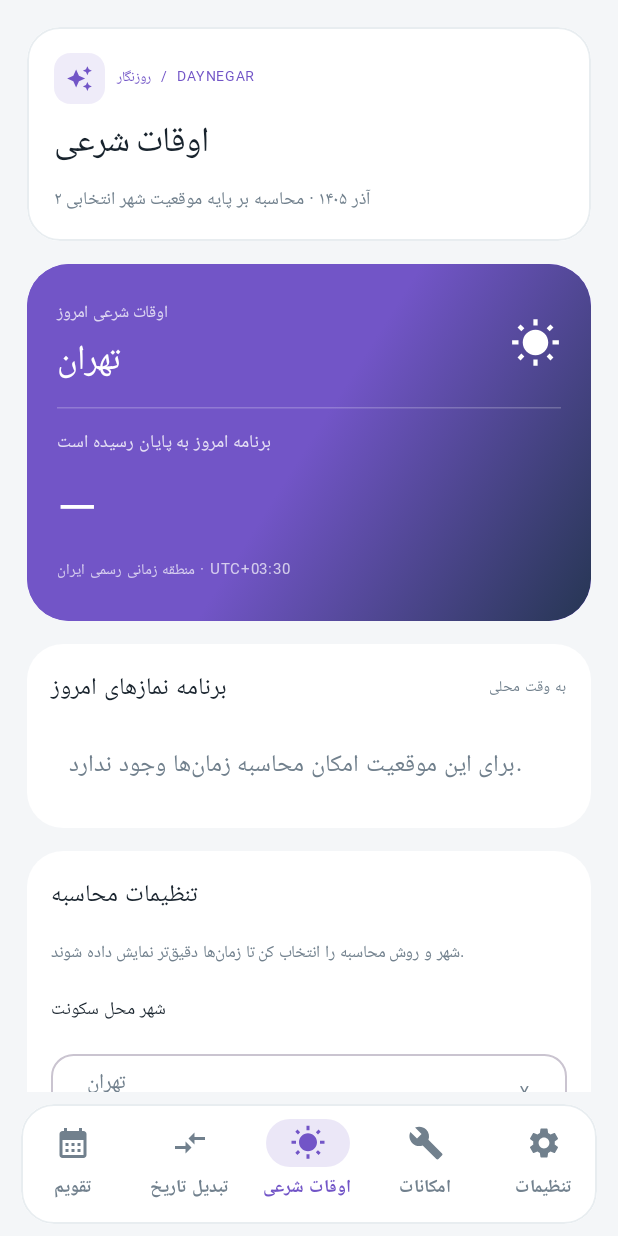
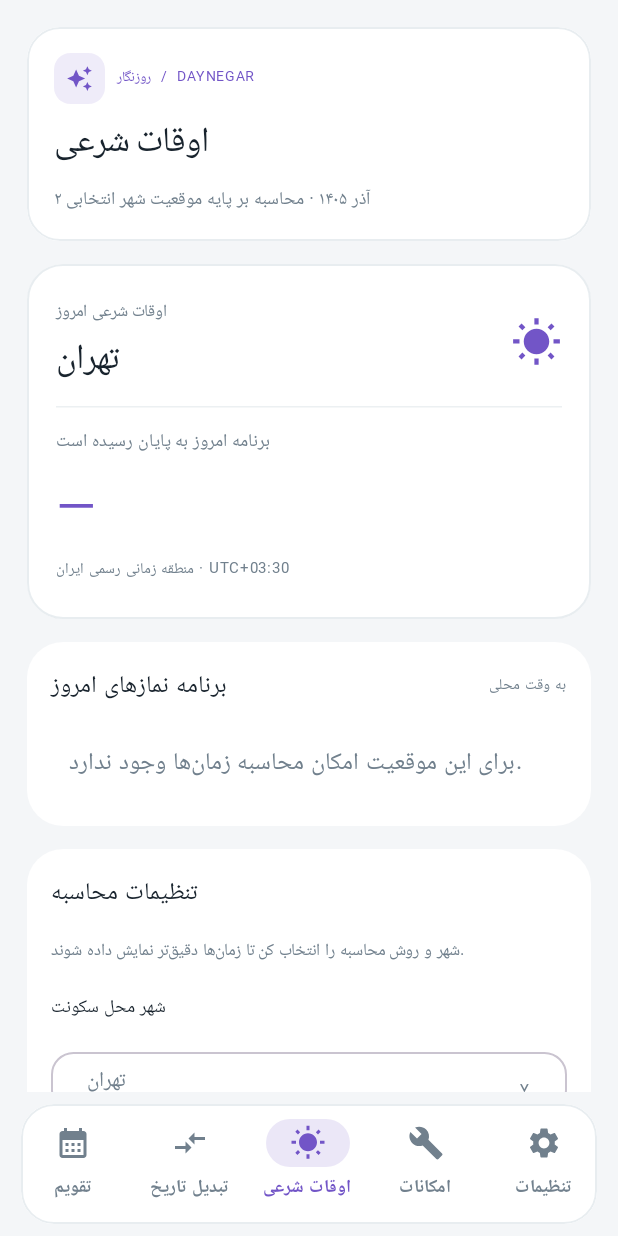
Before and after one commit to mohsen64ehsani-beep/PersianCalendarApp, an Android app built with Jetpack Compose: the screen it shows after launch (MainActivity), item 3 of the bottom bar chosen, on a phone screen of 412 x 824 dp. Run offline under Robolectric (Android 15) with nearby library versions, the phone set to English and light mode, and no system bars; libraries missing offline, so code that uses them is left out: io.github.abdulwaheds.prayertimeplus; Roboto replaces fonts that are not available here; 5 statements that could not run were skipped.

Commit message:
Restyle prayer time highlight as a clean minimal card

```diff
--- a/app/src/main/java/ir/persiancalendar/app/MainActivity.kt
+++ b/app/src/main/java/ir/persiancalendar/app/MainActivity.kt
@@ -1027,20 +1027,20 @@ private fun PrayerTimesPage(accent: Color) {
     val nextPrayer = prayerMoments.firstOrNull { it.atMillis > now }
     Column(Modifier.fillMaxSize().verticalScroll(rememberScrollState()).padding(18.dp), verticalArrangement = Arrangement.spacedBy(15.dp)) {
         DaynegarSectionHero("اوقات شرعی", dateLabel + " · محاسبه بر پایه موقعیت شهر انتخابی", accent)
-        Card(modifier = Modifier.fillMaxWidth(), shape = RoundedCornerShape(28.dp), colors = CardDefaults.cardColors(containerColor = accent)) {
-            Box(Modifier.fillMaxWidth().background(Brush.linearGradient(listOf(accent, accent.copy(alpha = .78f), Color(0xFF263653))), RoundedCornerShape(28.dp)).padding(20.dp)) {
+        Card(modifier = Modifier.fillMaxWidth().border(1.dp, MaterialTheme.colorScheme.outline.copy(alpha = .65f), RoundedCornerShape(24.dp)), shape = RoundedCornerShape(24.dp), colors = CardDefaults.cardColors(containerColor = MaterialTheme.colorScheme.surface), elevation = CardDefaults.cardElevation(0.dp)) {
+            Box(Modifier.fillMaxWidth().background(MaterialTheme.colorScheme.surface, RoundedCornerShape(24.dp)).padding(19.dp)) {
                 Column(verticalArrangement = Arrangement.spacedBy(10.dp)) {
                     Row(Modifier.fillMaxWidth(), horizontalArrangement = Arrangement.SpaceBetween, verticalAlignment = Alignment.CenterVertically) {
                         Column {
-                            Text("اوقات شرعی امروز", color = Color.White.copy(alpha = .76f), fontSize = 11.sp)
-                            Text(city.name, color = Color.White, fontSize = 23.sp, fontWeight = FontWeight.ExtraBold)
+                            Text("اوقات شرعی امروز", color = Muted, fontSize = 11.sp)
+                            Text(city.name, color = Ink, fontSize = 23.sp, fontWeight = FontWeight.ExtraBold)
                         }
-                        Icon(Icons.Default.WbSunny, null, tint = Color.White, modifier = Modifier.size(34.dp))
+                        Icon(Icons.Default.WbSunny, null, tint = accent, modifier = Modifier.size(34.dp))
                     }
-                    HorizontalDivider(color = Color.White.copy(alpha = .22f))
-                    Text(if (nextPrayer != null) "نماز بعدی · " + nextPrayer.title else "برنامه امروز به پایان رسیده است", color = Color.White.copy(alpha = .82f), fontSize = 12.sp)
-                    Text(nextPrayer?.let { formatter.format(java.time.Instant.ofEpochMilli(it.atMillis).atOffset(ZoneOffset.ofHoursMinutes(3, 30))) } ?: "—", color = Color.White, fontSize = 34.sp, fontWeight = FontWeight.ExtraBold, letterSpacing = 2.sp)
-                    Text("منطقه زمانی رسمی ایران · UTC+03:30", color = Color.White.copy(alpha = .7f), fontSize = 10.sp)
+                    HorizontalDivider(color = MaterialTheme.colorScheme.outline.copy(alpha = .55f))
+                    Text(if (nextPrayer != null) "نماز بعدی · " + nextPrayer.title else "برنامه امروز به پایان رسیده است", color = Muted, fontSize = 12.sp)
+                    Text(nextPrayer?.let { formatter.format(java.time.Instant.ofEpochMilli(it.atMillis).atOffset(ZoneOffset.ofHoursMinutes(3, 30))) } ?: "—", color = accent, fontSize = 34.sp, fontWeight = FontWeight.ExtraBold, letterSpacing = 2.sp)
+                    Text("منطقه زمانی رسمی ایران · UTC+03:30", color = Muted, fontSize = 10.sp)
                 }
             }
         }
```
